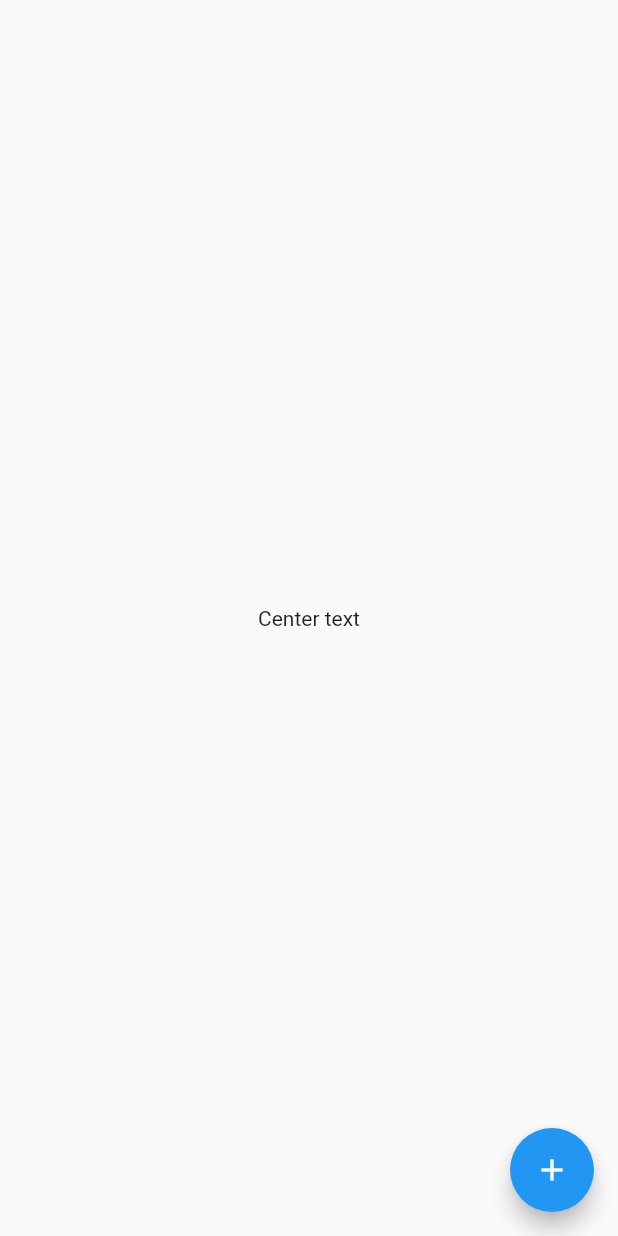
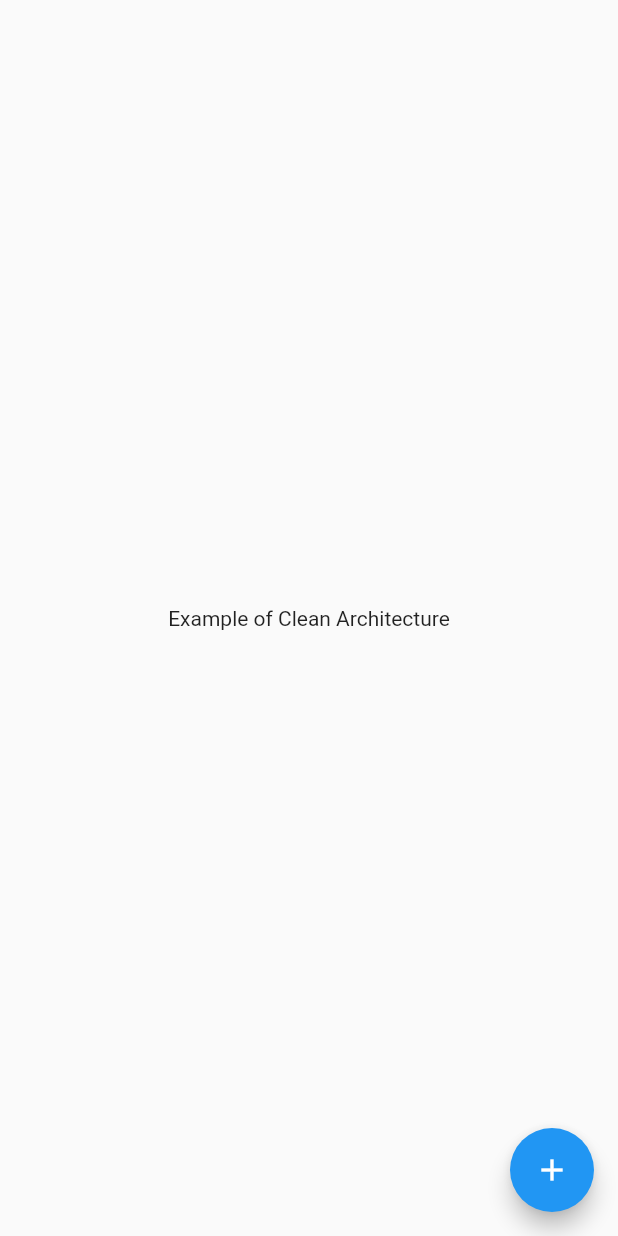
Before and after one commit to jackwill99/test-driven-development-flutter, a Flutter app: the screen it shows after launch, after a tap on the "add" icon, on a phone screen of 412 x 824 dp. Run offline on Flutter 3.47's test engine with Material 2 defaults, Android fonts, the phone set to English and light mode, and no system bars; our stand-ins replace equatable, get.

Commit message:
Docs for presentation layer especially for state management

```diff
--- a/lib/main.dart
+++ b/lib/main.dart
@@ -11,7 +11,7 @@ void main() {
 class MyApp extends StatelessWidget {
   MyApp({super.key});
 
-  final usecase = Get.put(PromoController());
+  final promoUsecase = Get.put(PromoController());
 
   @override
   Widget build(BuildContext context) {
@@ -20,11 +20,11 @@ class MyApp extends StatelessWidget {
       initialRoute: "/",
       home: Scaffold(
         body: const Center(
-          child: Text("Center text"),
+          child: Text("Example of Clean Architecture"),
         ),
         floatingActionButton: FloatingActionButton(
           onPressed: () {
-            usecase.saveFavPromo(
+            promoUsecase.saveFavPromo(
               promo: PromoModel(
                 duration: DateTime.now(),
                 eventName: "eventName",
--- a/lib/promo/domain/usecases/promo_usecase.dart
+++ b/lib/promo/domain/usecases/promo_usecase.dart
@@ -1,6 +1,7 @@
 import '../entities/promo.dart';
 import '../repositories/promo_repository.dart';
 
+// Executing the business logic repo to get the data from sources
 class PromoUseCase {
   final PromoRepository _promoRepository;
 
```
Also changed, not shown: 2 other files.
